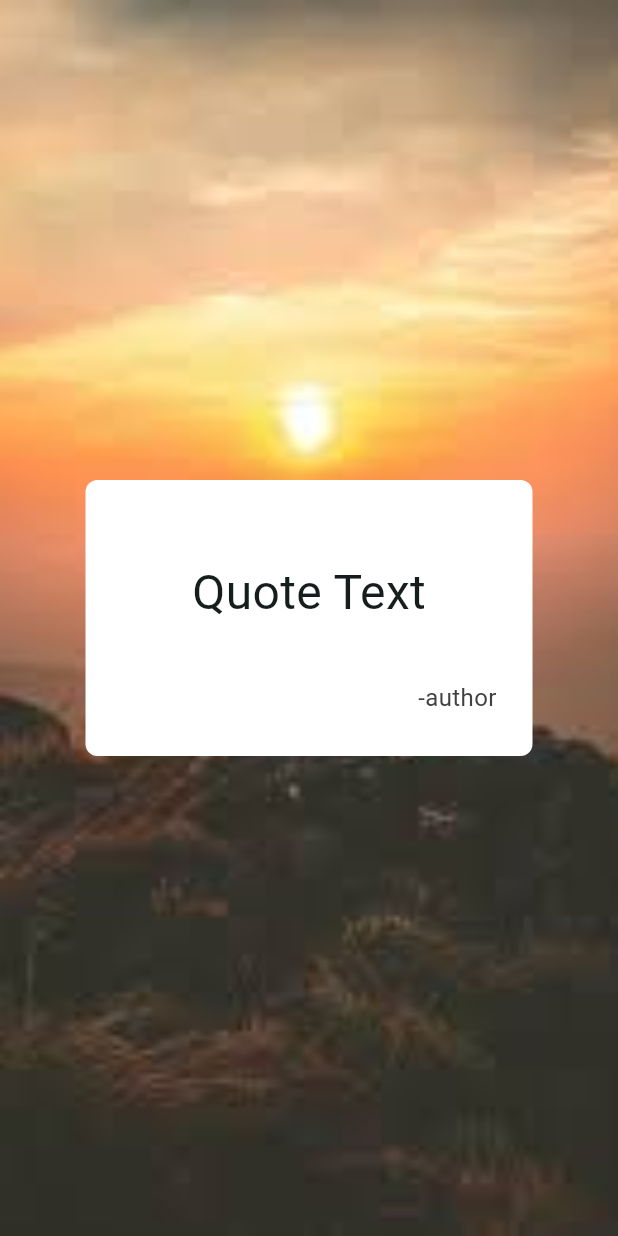
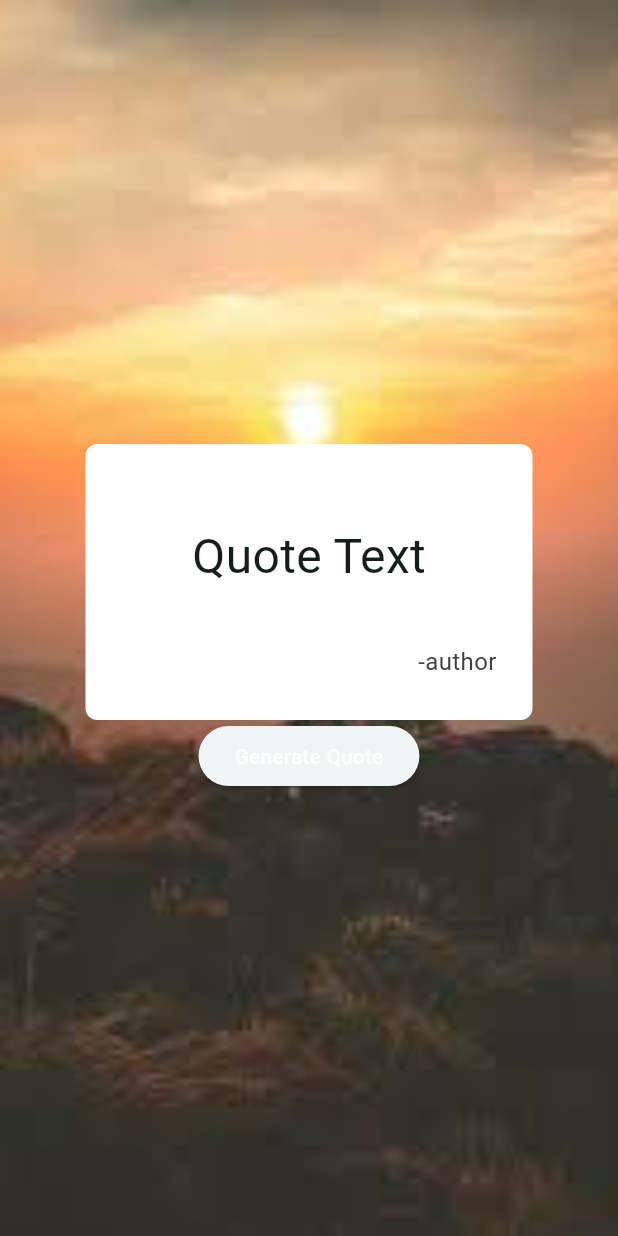
Before and after one commit to DanielLeke/Quote-App, a Flutter app: the screen it shows after launch, on a phone screen of 412 x 824 dp. Run offline on Flutter 3.47's test engine with Material 3 defaults, Android fonts, the phone set to English and light mode, and no system bars; our stand-ins replace get.

Commit message:
Working on creating the generate quote button

```diff
--- a/lib/generate_random_quote.dart
+++ b/lib/generate_random_quote.dart
@@ -27,12 +27,40 @@ class BackgroundImage extends StatelessWidget {
           fit: BoxFit.cover
         ),
       ),
-      child: Column(
-        mainAxisAlignment: MainAxisAlignment.center,
-        children: [
-          QuoteDisplay()
-        ],
+      child: Center(
+        child: Container(
+          height: 298,
+          width: 369,
+          child: Column(
+            mainAxisAlignment: MainAxisAlignment.center,
+            children: [
+              QuoteDisplay(),
+              GenerateQuoteBtn()
+            ],
+          ),
+        ),
       ),
+    );
+  }
+}
+
+class GenerateQuoteBtn extends StatelessWidget {
+  const GenerateQuoteBtn({
+    super.key,
+  });
+
+  @override
+  Widget build(BuildContext context) {
+    return ElevatedButton(
+      onPressed: (){},
+      style: ButtonStyle(
+      ),
+      child: Text(
+        "Generate Quote",
+        style: TextStyle(
+          color: Colors.white
+        ),
+      )
     );
   }
 }
```
